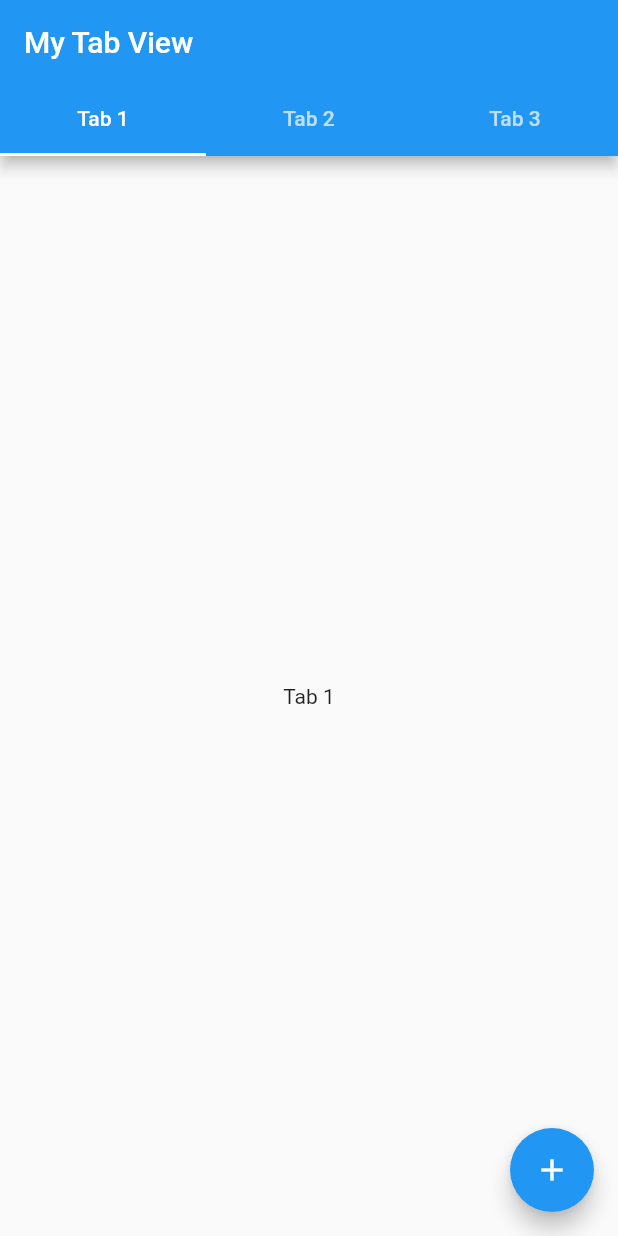
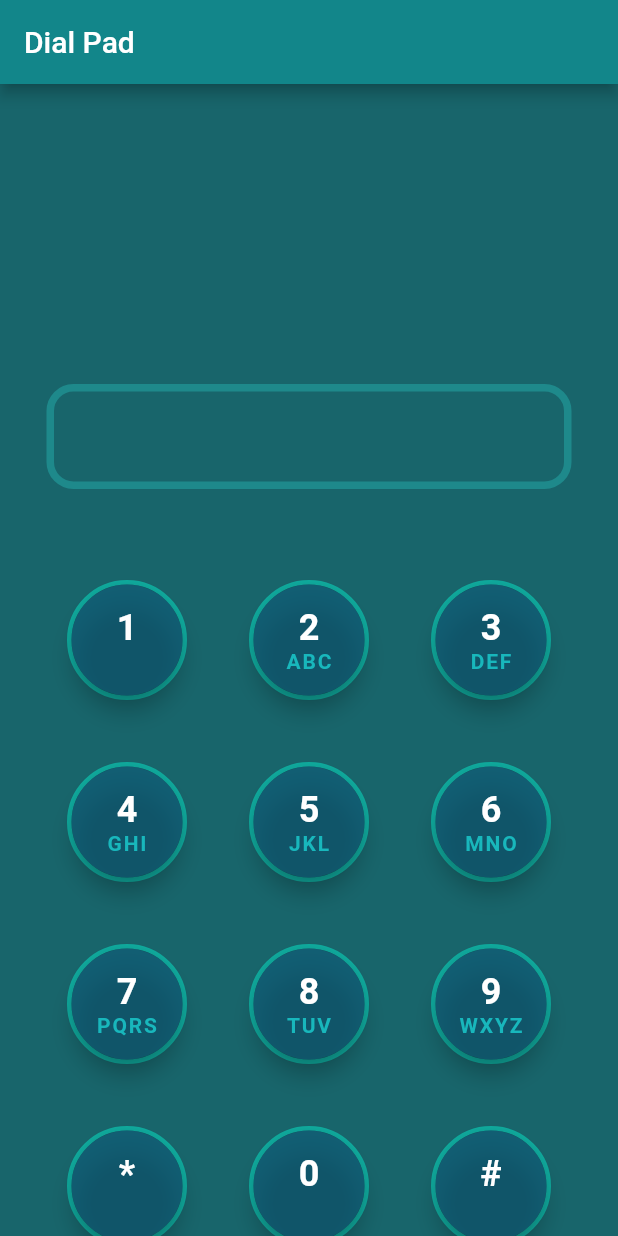
Before and after one commit to IsuruSulakshana/Flutter-Main-Widgets, a Flutter app: the screen it shows after launch, on a phone screen of 412 x 824 dp. Run offline on Flutter 3.47's test engine with Material 2 defaults, Android fonts, the phone set to English and light mode, and no system bars; our stand-ins replace device_preview, getwidget.

Commit message:
add gridView

```diff
--- a/lib/main.dart
+++ b/lib/main.dart
@@ -1,5 +1,6 @@
 import 'package:flutter/foundation.dart';
 import 'package:flutter/material.dart';
+import 'package:flutter_main_widgets/screen/dialPad.dart';
 import 'package:flutter_main_widgets/screen/testScreen.dart';
 import 'package:flutter_main_widgets/screen/myScreen.dart';
 import 'package:flutter_main_widgets/screen/widgetTestingScreen.dart';
@@ -32,7 +33,7 @@ class MyApp extends StatelessWidget {
       builder: DevicePreview.appBuilder,
       theme: ThemeData.light(),
       darkTheme: ThemeData.dark(),
-      home: const MyTabView(),
+      home: DialPad(),
       //home: const WidgetTesting(),
       //home: const myScreen(),
     );
--- /dev/null
+++ b/lib/screen/dialPad.dart
@@ -0,0 +1,180 @@
+import 'package:flutter/material.dart';
+
+class DialKey extends StatelessWidget {
+  final String number;
+  final String letters;
+  final ValueChanged<String> onKeyPressed;
+
+  const DialKey({Key? key, required this.number, required this.letters, required this.onKeyPressed}) : super(key: key);
+
+  @override
+  Widget build(BuildContext context) {
+    return Center(
+      child: Container(
+        width: 80,
+        height: 80,
+        decoration: BoxDecoration(
+          color: const Color.fromARGB(255, 18, 79, 86),
+          borderRadius: BorderRadius.circular(100.0),
+          border: Border.all(color: const Color.fromARGB(255, 15, 170, 157), width: 3.0)
+        ),
+        child: FloatingActionButton(
+          onPressed: () {
+            if (onKeyPressed != null) {
+              onKeyPressed(number);
+            }
+          },
+          backgroundColor: const Color.fromARGB(255, 18, 112, 147).withOpacity(0.5),
+          child: Column(
+            mainAxisAlignment: MainAxisAlignment.center,
+            children: [
+              Text(
+                '$number',
+                style: const TextStyle(
+                    color: Color.fromARGB(255, 255, 255, 255),
+                    fontSize: 24,
+                    fontWeight: FontWeight.bold),
+              ),
+              Text(
+                '$letters',
+                style: const TextStyle(
+                    color: Color.fromARGB(255, 24, 183, 188),
+                    fontSize: 14,
+                    fontWeight: FontWeight.bold),
+              )
+            ],
+          ),
+        ),
+      ),
+    );
+  }
+}
+
+
+class DialPad extends StatefulWidget {
+  const DialPad({Key? key}) : super(key: key);
+
+  @override
+  // ignore: library_private_types_in_public_api
+  _DialPadState createState() => _DialPadState();
+}
+
+class _DialPadState extends State<DialPad> {
+  String _phoneNumber = '';
+
+  void _onKeyPressed(String number) {
+    setState(() {
+      _phoneNumber += number;
+    });
+  }
+
+  void _clearNumber(String number) {
+    setState(() {
+      _phoneNumber = '';
+    });
+  }
+
+  @override
+  Widget build(BuildContext context) {
+    return Scaffold(
+      appBar: AppBar(
+        title: const Text('Dial Pad'),
+        backgroundColor: const Color.fromARGB(255, 18, 134, 138),
+      ),
+      body: Center(
+        child: Column(
+          mainAxisAlignment: MainAxisAlignment.start,
+          children: [
+            const SizedBox(height: 200.0),
+            Container(
+              width: 350,
+              height: 70,
+              decoration: BoxDecoration(
+                borderRadius: BorderRadius.circular(18.0),
+                border: Border.all(color: const Color.fromARGB(255, 30, 137, 139), width: 5.0)
+              ),
+              child: Center(
+                child: Text(
+                  _phoneNumber,
+                  style: const TextStyle(
+                    fontSize: 34,
+                    color: Color.fromARGB(255, 171, 239, 238),
+                    ),
+                ),
+              ),
+            ),
+            const SizedBox(height: 40),
+            GridView.count(
+              crossAxisCount: 3,
+              shrinkWrap: true,
+              padding: const EdgeInsets.only(left: 24, right: 24),
+              children: [
+                DialKey(
+                  number: '1',
+                  letters: '',
+                  onKeyPressed: _onKeyPressed,
+                ),
+                DialKey(
+                  number: '2',
+                  letters: 'ABC',
+                  onKeyPressed: _onKeyPressed,
+                ),
+                DialKey(
+                  number: '3',
+                  letters: 'DEF',
+                  onKeyPressed: _onKeyPressed,
+                ),
+                DialKey(
+                  number: '4',
+                  letters: 'GHI',
+                  onKeyPressed: _onKeyPressed,
+                ),
+                DialKey(
+                  number: '5',
+                  letters: 'JKL',
+                  onKeyPressed: _onKeyPressed,
+                ),
+                DialKey(
+                  number: '6',
+                  letters: 'MNO',
+                  onKeyPressed: _onKeyPressed,
+                ),
+                DialKey(
+                  number: '7',
+                  letters: 'PQRS',
+                  onKeyPressed: _onKeyPressed,
+                ),
+                DialKey(
+                  number: '8',
+                  letters: 'TUV',
+                  onKeyPressed: _onKeyPressed,
+                ),
+                DialKey(
+                  number: '9',
+                  letters: 'WXYZ',
+                  onKeyPressed: _onKeyPressed,
+                ),
+                DialKey(
+                  number: '*',
+                  letters: '',
+                  onKeyPressed: _onKeyPressed,
+                ),
+                DialKey(
+                  number: '0',
+                  letters: '',
+                  onKeyPressed: _onKeyPressed,
+                ),
+                DialKey(
+                  number: '#',
+                  letters: '',
+                  onKeyPressed: _clearNumber,
+                ),
+              ],
+            ),
+          ],
+        ),
+      ),
+      backgroundColor: const Color.fromARGB(255, 24, 101, 107),
+    );
+  }
+}
```
Also changed, not shown: lib/screen/testScreen.dart (+21 -17 lines), lib/widgets/gridView/1)gridView.dart (added, +31 -0 lines).
